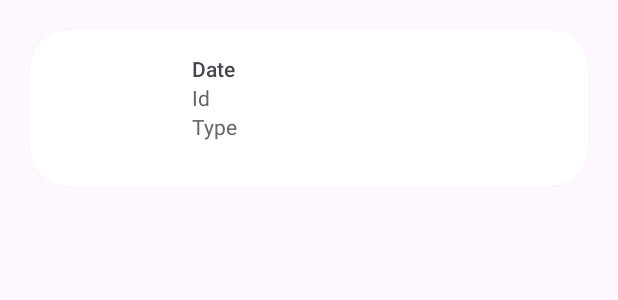
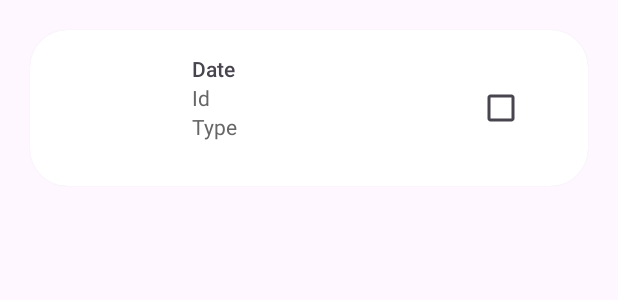
Before and after one commit to vaishnaviu/Clothesmate, an Android app: the layout list_item1.xml on its own in the app's theme, with its tools: preview values and no code run, on a phone screen of 412 x 824 dp. Shown: the top 300 px of the screen. Run offline under Robolectric (Android 15) with nearby library versions, the phone set to English and light mode, and no system bars.

Commit message:
Updated the list_item1 to include checkBox

```diff
--- a/app/src/main/res/layout/list_item1.xml
+++ b/app/src/main/res/layout/list_item1.xml
@@ -11,7 +11,7 @@
     android:outlineSpotShadowColor="@color/light_gray"
     android:layout_height="wrap_content">
 
-    <RelativeLayout xmlns:android="http://schemas.android.com/apk/res/android"
+    <RelativeLayout
         android:id="@+id/label"
         android:layout_width="fill_parent"
         android:layout_height="wrap_content"
@@ -21,6 +21,13 @@
             android:id="@+id/imageView"
             android:layout_width="72dp"
             android:layout_height="72dp"/>
+
+        <CheckBox
+            android:id="@+id/checkBox"
+            android:layout_width="72dp"
+            android:layout_height="72dp"
+            android:layout_marginLeft="141dp"
+            android:layout_toRightOf="@+id/txtDate" />
 
         <TextView
             android:id="@+id/txtDate"
```
